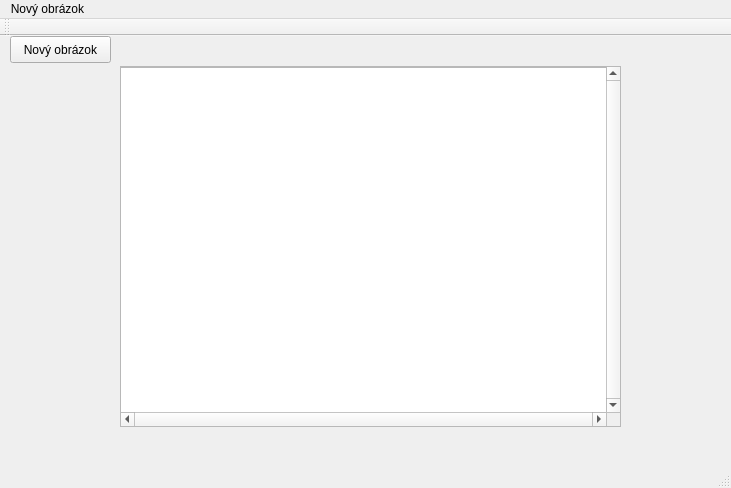
Qt form final/mainwindow.ui (mixie/qt) before a commit.
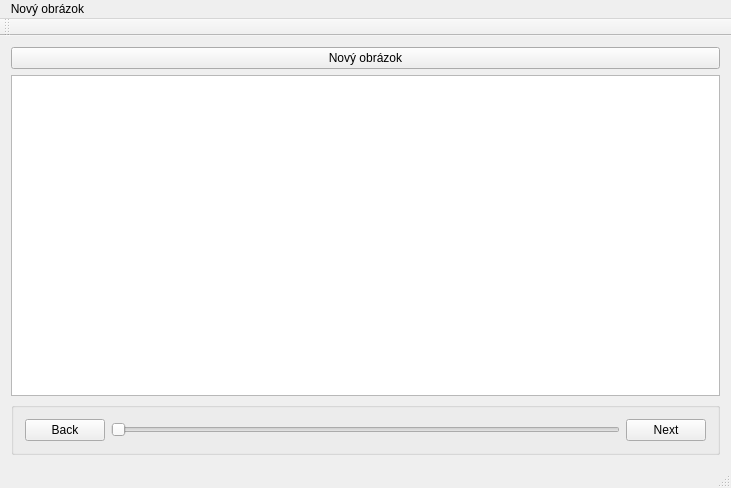
The same form after that commit.

What changed in the file:
```diff
--- a/final/mainwindow.ui
+++ b/final/mainwindow.ui
@@ -20,58 +20,52 @@
    <string>Rozoznávanie orientácie riasiniek</string>
   </property>
   <widget class="QWidget" name="centralWidget">
-   <widget class="QPushButton" name="newPictureB">
-    <property name="geometry">
-     <rect>
-      <x>10</x>
-      <y>0</y>
-      <width>101</width>
-      <height>27</height>
-     </rect>
-    </property>
-    <property name="text">
-     <string>Nový obrázok</string>
-    </property>
-   </widget>
-   <widget class="QScrollArea" name="scrollArea">
-    <property name="geometry">
-     <rect>
-      <x>120</x>
-      <y>30</y>
-      <width>501</width>
-      <height>361</height>
-     </rect>
-    </property>
-    <property name="verticalScrollBarPolicy">
-     <enum>Qt::ScrollBarAlwaysOn</enum>
-    </property>
-    <property name="horizontalScrollBarPolicy">
-     <enum>Qt::ScrollBarAlwaysOn</enum>
-    </property>
-    <property name="widgetResizable">
-     <bool>true</bool>
-    </property>
-    <widget class="QWidget" name="scrollAreaWidgetContents">
-     <property name="geometry">
-      <rect>
-       <x>0</x>
-       <y>0</y>
-       <width>486</width>
-       <height>346</height>
-      </rect>
-     </property>
+   <layout class="QVBoxLayout" name="verticalLayout">
+    <item>
+     <widget class="QPushButton" name="newPictureB">
+      <property name="text">
+       <string>Nový obrázok</string>
+      </property>
+     </widget>
+    </item>
+    <item>
      <widget class="QGraphicsView" name="graphicsView">
-      <property name="geometry">
-       <rect>
-        <x>-10</x>
-        <y>0</y>
-        <width>5000</width>
-        <height>5000</height>
-       </rect>
+      <property name="mouseTracking">
+       <bool>true</bool>
       </property>
      </widget>
-    </widget>
-   </widget>
+    </item>
+    <item>
+     <widget class="QGroupBox" name="groupBox">
+      <property name="title">
+       <string/>
+      </property>
+      <layout class="QHBoxLayout" name="horizontalLayout">
+       <item>
+        <widget class="QPushButton" name="backButton">
+         <property name="text">
+          <string>Back</string>
+         </property>
+        </widget>
+       </item>
+       <item>
+        <widget class="QSlider" name="horizontalSlider">
+         <property name="orientation">
+          <enum>Qt::Horizontal</enum>
+         </property>
+        </widget>
+       </item>
+       <item>
+        <widget class="QPushButton" name="nextButton">
+         <property name="text">
+          <string>Next</string>
+         </property>
+        </widget>
+       </item>
+      </layout>
+     </widget>
+    </item>
+   </layout>
   </widget>
   <widget class="QToolBar" name="mainToolBar">
    <attribute name="toolBarArea">
```
